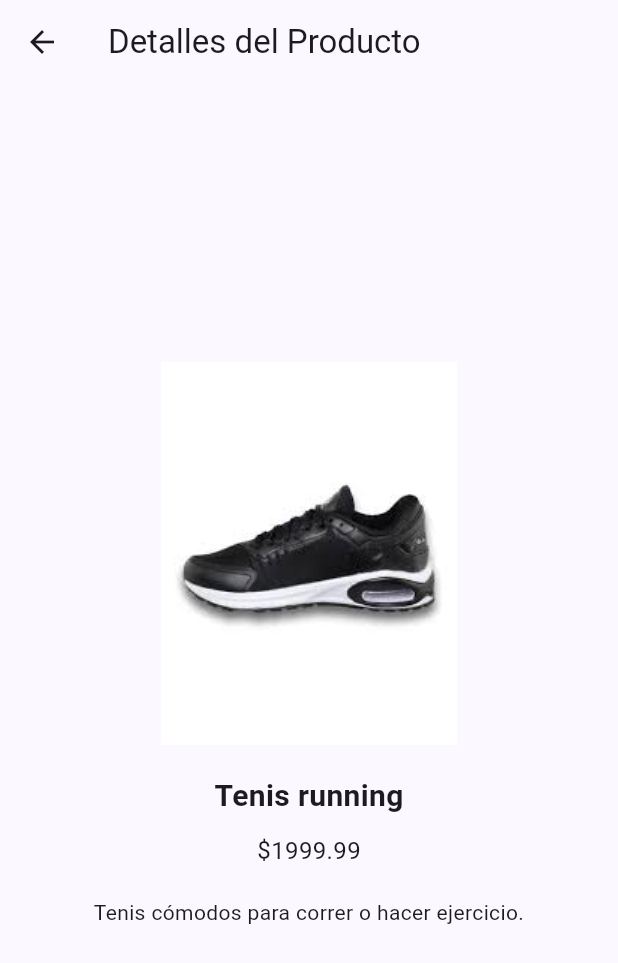
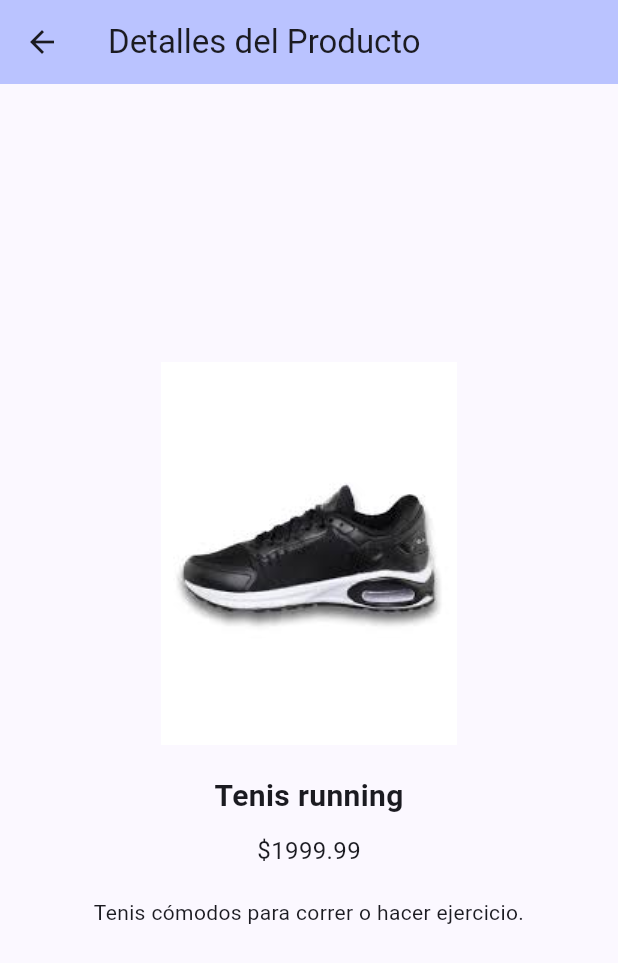
Before and after one commit to JUANIMAN/tiangucciApp, a Flutter app: the screen it shows after launch, after a tap on "Tenis running", on a phone screen of 412 x 824 dp. Shown: the top 963 px of the screen. Run offline on Flutter 3.47's test engine with Material 3 defaults, Android fonts, the phone set to English and light mode, and no system bars; our stand-ins replace shared_preferences.

Commit message:
Se hicieron cambios esteticos

```diff
--- a/lib/vistas/articulo.dart
+++ b/lib/vistas/articulo.dart
@@ -12,6 +12,7 @@ class ProductDetail extends StatelessWidget {
   Widget build(BuildContext context) {
     return Scaffold(
       appBar: AppBar(
+        backgroundColor: Theme.of(context).colorScheme.inversePrimary,
         title: const Text('Detalles del Producto'),
       ),
       body: Center(
--- a/lib/vistas/home.dart
+++ b/lib/vistas/home.dart
@@ -14,7 +14,7 @@ class MyHomePage extends StatefulWidget {
 
 class _MyHomePageState extends State<MyHomePage> {
   final Future<SharedPreferences> _prefs = SharedPreferences.getInstance();
-  final items = ["todos","ropa","deporte","bolsos","electronica","otros"];
+  final items = ["todos", "ropa", "deporte", "bolsos", "electronica", "otros"];
   String selectedValue = 'todos';
   bool _isLoggedIn = false;
 
@@ -66,9 +66,9 @@ class _MyHomePageState extends State<MyHomePage> {
               items: items
                   .map<DropdownMenuItem<String>>(
                       (value) => DropdownMenuItem<String>(
-                    value: value,
-                    child: Text(value),
-                  ))
+                            value: value,
+                            child: Text(value),
+                          ))
                   .toList(),
               icon: const Icon(Icons.arrow_drop_down),
               underline: const SizedBox(),
@@ -88,7 +88,7 @@ class _MyHomePageState extends State<MyHomePage> {
       body: GridView.builder(
         gridDelegate: const SliverGridDelegateWithFixedCrossAxisCount(
           crossAxisCount: 2, // Dos columnas
-          childAspectRatio: 0.8, // Relación de aspecto para la imagen
+          childAspectRatio: 0.6, // Relación de aspecto para la imagen
         ),
         itemCount: productList.length,
         itemBuilder: (context, index) {
@@ -98,9 +98,8 @@ class _MyHomePageState extends State<MyHomePage> {
               Navigator.push(
                 context,
                 MaterialPageRoute(
-                  builder: (context) => ProductDetail(
-                      propietario: false,
-                      product: product),
+                  builder: (context) =>
+                      ProductDetail(propietario: false, product: product),
                 ),
               );
             },
@@ -109,11 +108,14 @@ class _MyHomePageState extends State<MyHomePage> {
               child: Column(
                 crossAxisAlignment: CrossAxisAlignment.center,
                 children: [
-                  Image.asset(
-                    product.image,
-                    height: 150,
-                    width: 150,
-                    fit: BoxFit.cover,
+                  Expanded(
+                    child: ClipRRect(  // Recortar la imagen con bordes redondeados (opcional)
+                      borderRadius: BorderRadius.circular(14.0),
+                      child: Image.asset(
+                        product.image,
+                        fit: BoxFit.cover, // Rellena el contenedor manteniendo la relación de aspecto
+                      ),
+                    ),
                   ),
                   const SizedBox(height: 8),
                   Text(
```
Also changed, not shown: lib/vistas/usuario.dart (+11 -1 lines).
